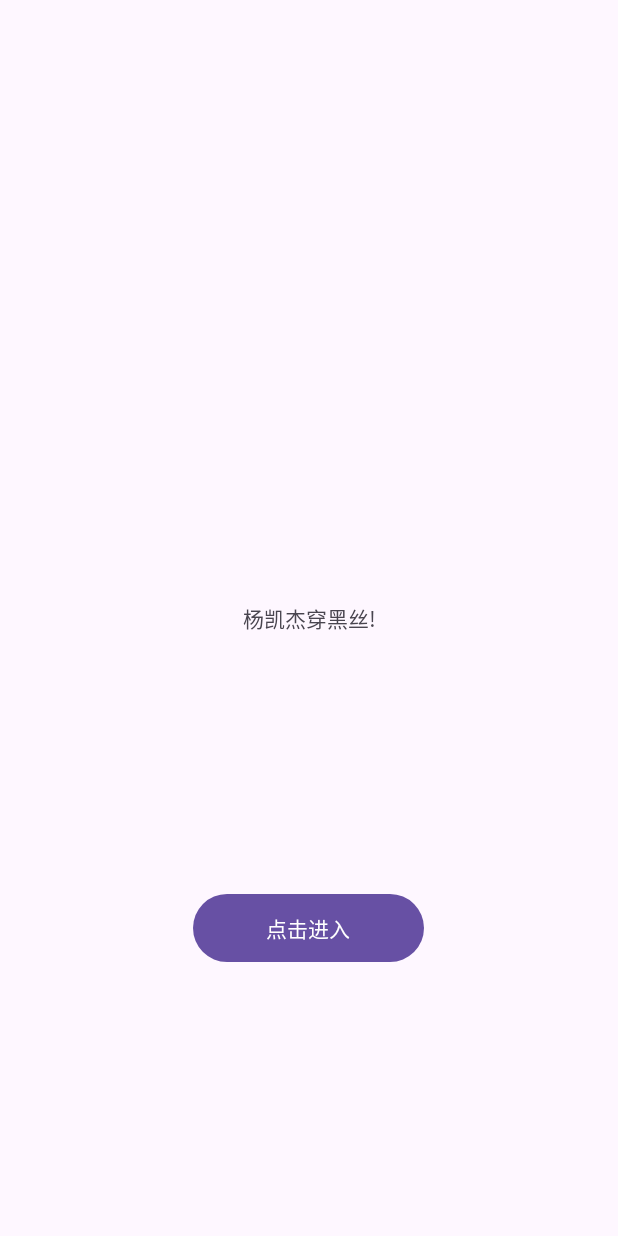
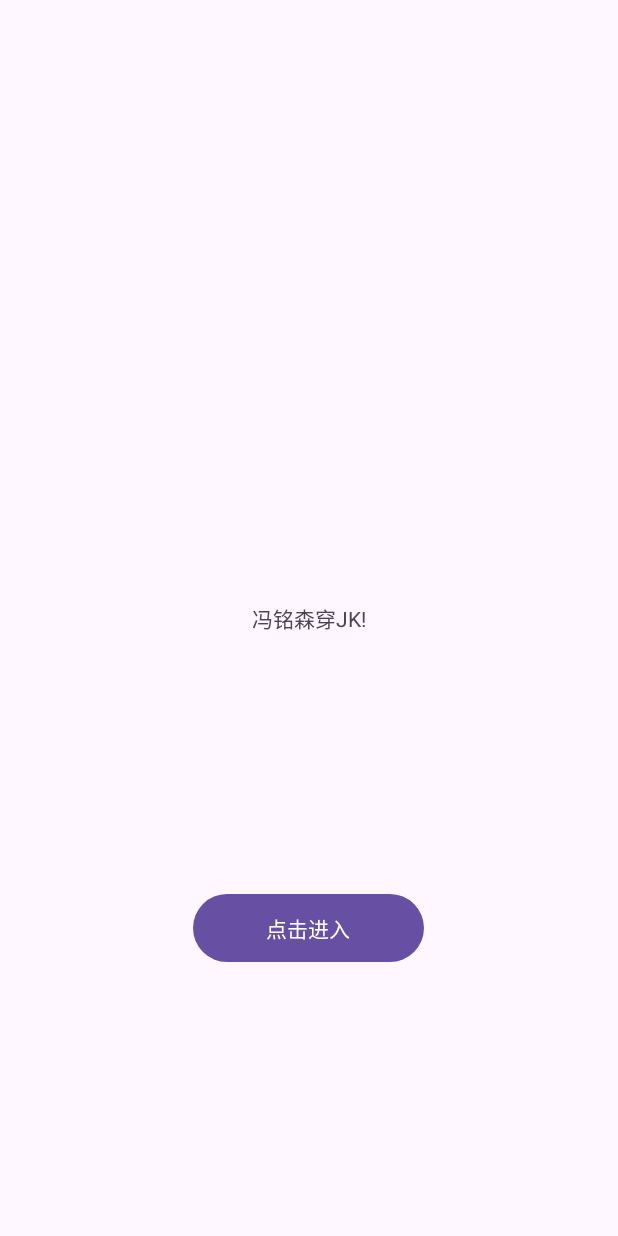
Before and after one commit to xsneser/TkForBISTU-lesson, an Android app: the screen it shows after launch (MainActivity), on a phone screen of 412 x 824 dp. Run offline under Robolectric (Android 15) with nearby library versions, the phone set to English and light mode, and no system bars.

Commit message:
`main2user`

```diff
--- a/app/src/main/java/com/example/tk/MainActivity.java
+++ b/app/src/main/java/com/example/tk/MainActivity.java
@@ -2,7 +2,11 @@ package com.example.tk;
 
 import androidx.appcompat.app.AppCompatActivity;
 
+import android.content.Intent;
 import android.os.Bundle;
+import android.view.View;
+import android.widget.Button;
+import android.widget.TextView;
 
 public class MainActivity extends AppCompatActivity {
 
@@ -10,5 +14,15 @@ public class MainActivity extends AppCompatActivity {
     protected void onCreate(Bundle savedInstanceState) {
         super.onCreate(savedInstanceState);
         setContentView(R.layout.activity_main);
+
+        Button enterView = findViewById(R.id.enter);
+        enterView.setOnClickListener(new View.OnClickListener() {
+            @Override
+            public void onClick(View view) {
+                Intent intent = new Intent(MainActivity.this, UserMainActivity.class);
+                startActivity(intent);
+            }
+        });
+
     }
 }
--- a/app/src/main/res/layout/activity_main.xml
+++ b/app/src/main/res/layout/activity_main.xml
@@ -10,14 +10,14 @@
         android:id="@+id/textView"
         android:layout_width="wrap_content"
         android:layout_height="wrap_content"
-        android:text="杨凯杰穿黑丝!"
+        android:text="冯铭森穿JK!"
         app:layout_constraintBottom_toBottomOf="parent"
         app:layout_constraintEnd_toEndOf="parent"
         app:layout_constraintStart_toStartOf="parent"
         app:layout_constraintTop_toTopOf="parent" />
 
     <Button
-        android:id="@+id/button"
+        android:id="@+id/enter"
         android:layout_width="154dp"
         android:layout_height="53dp"
         android:text="点击进入"
```
Also changed, not shown: app/src/main/AndroidManifest.xml (+9 -0 lines), app/src/main/java/com/example/tk/UserMainActivity.java (added, +16 -0 lines).
